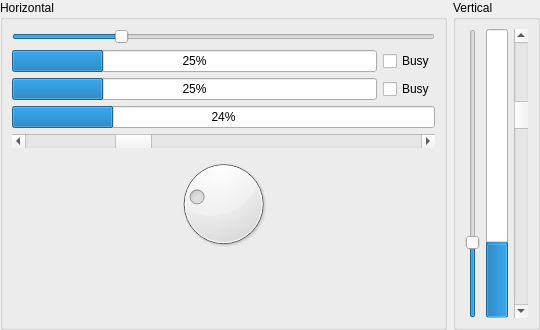
Before: the Qt Designer form kstyle/demo/ui/oxygensliderdemowidget.ui in KDE/oxygen, drawn with Qt 5.
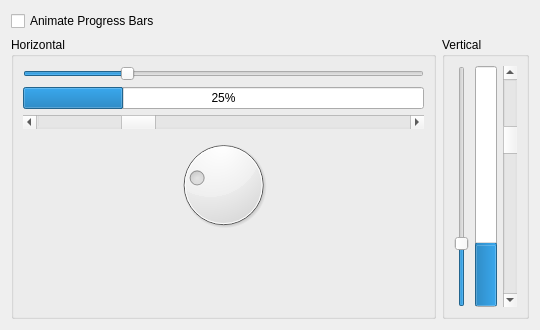
After: the same form once the commit is applied.

Commit message: Modified ui to - have only one horizontal progress bar - have one checkbox to test both horizontal and vertical busy progress bars

Diff of the .ui file:
```diff
--- a/kstyle/demo/ui/oxygensliderdemowidget.ui
+++ b/kstyle/demo/ui/oxygensliderdemowidget.ui
@@ -11,70 +11,13 @@
    </rect>
   </property>
   <layout class="QGridLayout" name="gridLayout">
-   <property name="leftMargin">
-    <number>0</number>
-   </property>
-   <property name="topMargin">
-    <number>0</number>
-   </property>
-   <property name="rightMargin">
-    <number>0</number>
-   </property>
-   <property name="bottomMargin">
-    <number>0</number>
-   </property>
-   <item row="0" column="1" rowspan="3">
-    <widget class="QGroupBox" name="groupBox_2">
-     <property name="title">
-      <string>Vertical</string>
-     </property>
-     <layout class="QHBoxLayout" name="horizontalLayout_2">
-      <item>
-       <widget class="QSlider" name="verticalSlider">
-        <property name="maximum">
-         <number>100</number>
-        </property>
-        <property name="value">
-         <number>25</number>
-        </property>
-        <property name="orientation">
-         <enum>Qt::Vertical</enum>
-        </property>
-       </widget>
-      </item>
-      <item>
-       <widget class="QProgressBar" name="progressBar_3">
-        <property name="value">
-         <number>25</number>
-        </property>
-        <property name="orientation">
-         <enum>Qt::Vertical</enum>
-        </property>
-       </widget>
-      </item>
-      <item>
-       <widget class="QScrollBar" name="verticalScrollBar">
-        <property name="maximum">
-         <number>100</number>
-        </property>
-        <property name="value">
-         <number>25</number>
-        </property>
-        <property name="orientation">
-         <enum>Qt::Vertical</enum>
-        </property>
-       </widget>
-      </item>
-     </layout>
-    </widget>
-   </item>
-   <item row="0" column="0" rowspan="3">
+   <item row="1" column="0">
     <widget class="QGroupBox" name="groupBox">
      <property name="title">
       <string>Horizontal</string>
      </property>
-     <layout class="QGridLayout" name="gridLayout_2">
-      <item row="0" column="0" colspan="2">
+     <layout class="QVBoxLayout" name="verticalLayout">
+      <item>
        <widget class="QSlider" name="horizontalSlider">
         <property name="maximum">
          <number>100</number>
@@ -90,8 +33,8 @@
         </property>
        </widget>
       </item>
-      <item row="1" column="0">
-       <widget class="QProgressBar" name="progressBar">
+      <item>
+       <widget class="QProgressBar" name="horizontalProgressBar">
         <property name="value">
          <number>25</number>
         </property>
@@ -100,37 +43,7 @@
         </property>
        </widget>
       </item>
-      <item row="1" column="1">
-       <widget class="QCheckBox" name="checkBox">
-        <property name="text">
-         <string>Busy</string>
-        </property>
-       </widget>
-      </item>
-      <item row="2" column="0">
-       <widget class="QProgressBar" name="progressBar_2">
-        <property name="maximum">
-         <number>100</number>
-        </property>
-        <property name="value">
-         <number>25</number>
-        </property>
-        <property name="textVisible">
-         <bool>true</bool>
-        </property>
-       </widget>
-      </item>
-      <item row="2" column="1">
-       <widget class="QCheckBox" name="checkBox_2">
-        <property name="text">
-         <string>Busy</string>
-        </property>
-        <property name="checked">
-         <bool>false</bool>
-        </property>
-       </widget>
-      </item>
-      <item row="4" column="0" colspan="2">
+      <item>
        <widget class="QScrollBar" name="horizontalScrollBar">
         <property name="maximum">
          <number>100</number>
@@ -143,7 +56,7 @@
         </property>
        </widget>
       </item>
-      <item row="5" column="0" colspan="2">
+      <item>
        <widget class="QDial" name="dial">
         <property name="maximum">
          <number>100</number>
@@ -159,7 +72,7 @@
         </property>
        </widget>
       </item>
-      <item row="6" column="0" colspan="2">
+      <item>
        <spacer name="verticalSpacer">
         <property name="orientation">
          <enum>Qt::Vertical</enum>
@@ -172,16 +85,61 @@
         </property>
        </spacer>
       </item>
-      <item row="3" column="0" colspan="2">
-       <widget class="QProgressBar" name="progressBar_4">
+     </layout>
+    </widget>
+   </item>
+   <item row="1" column="1">
+    <widget class="QGroupBox" name="groupBox_2">
+     <property name="title">
+      <string>Vertical</string>
+     </property>
+     <layout class="QHBoxLayout" name="horizontalLayout_2">
+      <item>
+       <widget class="QSlider" name="verticalSlider">
+        <property name="maximum">
+         <number>100</number>
+        </property>
         <property name="value">
-         <number>24</number>
+         <number>25</number>
         </property>
+        <property name="orientation">
+         <enum>Qt::Vertical</enum>
+        </property>
        </widget>
       </item>
+      <item>
+       <widget class="QProgressBar" name="verticalProgressBar">
+        <property name="value">
+         <number>25</number>
+        </property>
+        <property name="orientation">
+         <enum>Qt::Vertical</enum>
+        </property>
+       </widget>
+      </item>
+      <item>
+       <widget class="QScrollBar" name="verticalScrollBar">
+        <property name="maximum">
+         <number>100</number>
+        </property>
+        <property name="value">
+         <number>25</number>
+        </property>
+        <property name="orientation">
+         <enum>Qt::Vertical</enum>
+        </property>
+       </widget>
+      </item>
      </layout>
     </widget>
    </item>
+   <item row="0" column="0" colspan="2">
+    <widget class="QCheckBox" name="checkBox">
+     <property name="text">
+      <string>Animate Progress Bars</string>
+     </property>
+    </widget>
+   </item>
   </layout>
  </widget>
  <resources/>
```
The commit also changes 2 other files.
